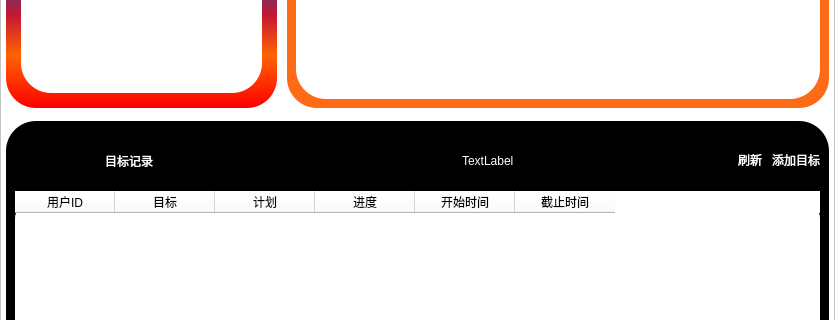
This is FinalProject/home_window.ui in musuwer/QtCourse as Qt 5 draws it before an edit; both pictures show x 0 to 835 and y 267 to 587 of the 835 by 777 pixel window. The edited form follows.
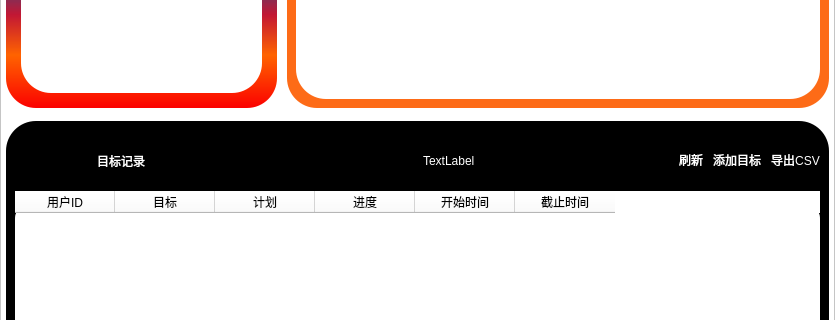
This is the edited form. Icons and pictures are not drawn.

Commit message: “完善页面的数据导出功能”

```diff
--- a/FinalProject/home_window.ui
+++ b/FinalProject/home_window.ui
@@ -690,6 +690,35 @@
                     </property>
                    </widget>
                   </item>
+                  <item>
+                   <widget class="QPushButton" name="export_goal_csv_pushButton">
+                    <property name="styleSheet">
+                     <string notr="true">#export_goal_csv_pushButton{
+    color: rgb(255, 255, 255);
+}
+#export_goal_csv_pushButton:hover{
+    background-color: rgb(196, 196, 196);
+    border-radius:8px;
+    color: rgb(0, 0, 0);
+}
+#export_goal_csv_pushButton:pressed{
+    padding-top:3px;
+    padding-left:3px;
+}
+
+
+
+</string>
+                    </property>
+                    <property name="text">
+                     <string>导出CSV</string>
+                    </property>
+                    <property name="icon">
+                     <iconset resource="res1.qrc">
+                      <normaloff>:/icons/res1/icons/Exportfile.png</normaloff>:/icons/res1/icons/Exportfile.png</iconset>
+                    </property>
+                   </widget>
+                  </item>
                  </layout>
                 </item>
                </layout>
```
Left out of the diff: 76 changed lines with no effect on the pictures. The commit also changes 3 other files.
